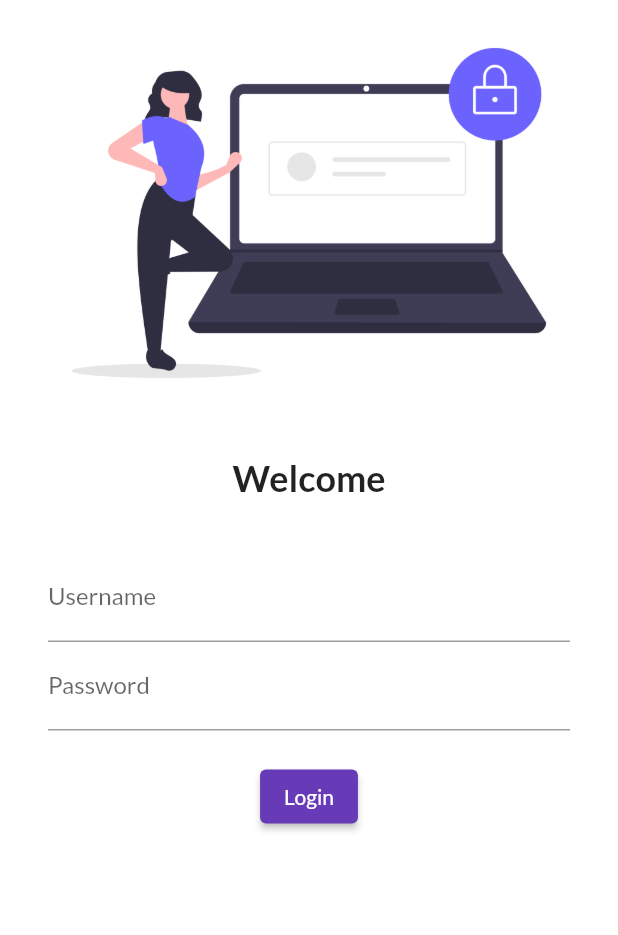
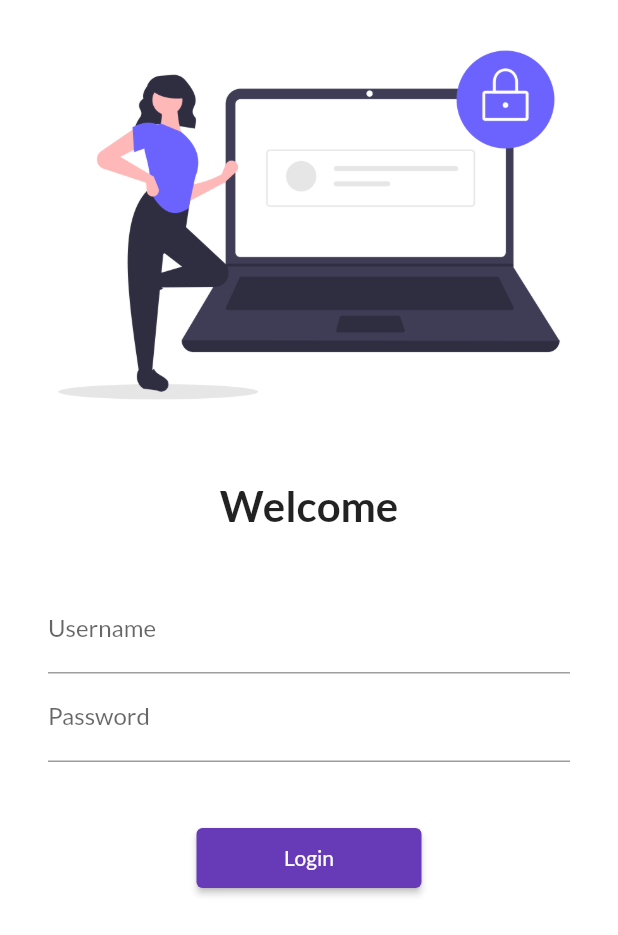
Before and after one commit to AtharvKulkarni1611/FlutterApp, a Flutter app: the screen it shows after launch, on a phone screen of 412 x 824 dp. Shown: the top 935 px of the screen. Run offline on Flutter 3.47's test engine with Material 2 defaults, Android fonts, the phone set to English and light mode, and no system bars; our stand-ins replace google_fonts.

Commit message:
Day 5 done

```diff
--- a/lib/main.dart
+++ b/lib/main.dart
@@ -2,6 +2,7 @@ import 'package:flutter/material.dart';
 import 'package:google_fonts/google_fonts.dart';
 import 'package:test_app/pages/home_page.dart';
 import 'package:test_app/pages/login_page.dart';
+import 'package:test_app/utils/routes.dart';
 
 void main() {
   runApp(MyApp()); //This is a method
@@ -25,8 +26,8 @@ class MyApp extends StatelessWidget {
         initialRoute: "/",
         routes: {
           "/": (context) => Loginpage(),
-          "/home": (context) => Homepage(),
-          "/login": (context) => Loginpage()
+          MyRoutes.homeroute: (context) => Homepage(),
+          MyRoutes.loginRoute: (context) => Loginpage()
         });
   }
 }
--- a/lib/pages/login_page.dart
+++ b/lib/pages/login_page.dart
@@ -1,4 +1,5 @@
 import 'package:flutter/material.dart';
+import 'package:test_app/utils/routes.dart';
 
 class Loginpage extends StatelessWidget {
   const Loginpage({Key? key}) : super(key: key);
@@ -7,11 +8,13 @@ class Loginpage extends StatelessWidget {
   Widget build(BuildContext context) {
     return Material(
       color: Colors.white,
+      child: SingleChildScrollView(
           child: Column(
         children: [
           Image.asset(
             "assets/Images/login.png",
             fit: BoxFit.cover,
+            height: 300,
           ),
           SizedBox(
             height: 20.0,
@@ -19,7 +22,7 @@ class Loginpage extends StatelessWidget {
           Text(
             "Welcome",
             style: TextStyle(
-                fontSize: 24,
+              fontSize: 28,
               fontWeight: FontWeight.bold,
             ),
           ),
@@ -27,8 +30,7 @@ class Loginpage extends StatelessWidget {
             height: 20.0,
           ),
           Padding(
-              padding:
-                  const EdgeInsets.symmetric(vertical: 16.0, horizontal: 32),
+            padding: const EdgeInsets.symmetric(vertical: 16.0, horizontal: 32),
             child: Column(
               children: [
                 TextFormField(
@@ -41,19 +43,20 @@ class Loginpage extends StatelessWidget {
                       hintText: "Enter Password", labelText: "Password"),
                 ),
                 SizedBox(
-                    height: 20.0,
+                  height: 40.0,
                 ),
                 ElevatedButton(
                   child: Text("Login"),
-                    style: TextButton.styleFrom(),
+                  style: TextButton.styleFrom(minimumSize: Size(150, 40)),
                   onPressed: () {
-                      print("Hi Atharv");
+                    Navigator.pushNamed(context, MyRoutes.homeroute);
                   },
                 )
               ],
             ),
           )
         ],
-        ));
+      )),
+    );
   }
 }
--- /dev/null
+++ b/lib/utils/routes.dart
@@ -0,0 +1,4 @@
+class MyRoutes {
+  static String loginRoute = '/login';
+  static String homeroute = '/home'; //static: no neeed of object
+}
```
Lines whose indentation alone changed are shown as unchanged.
